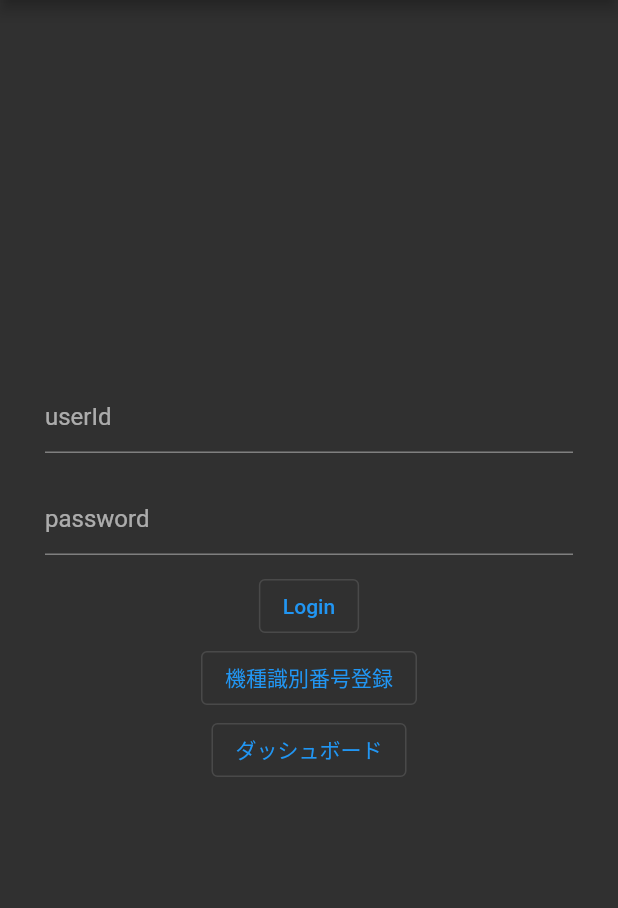
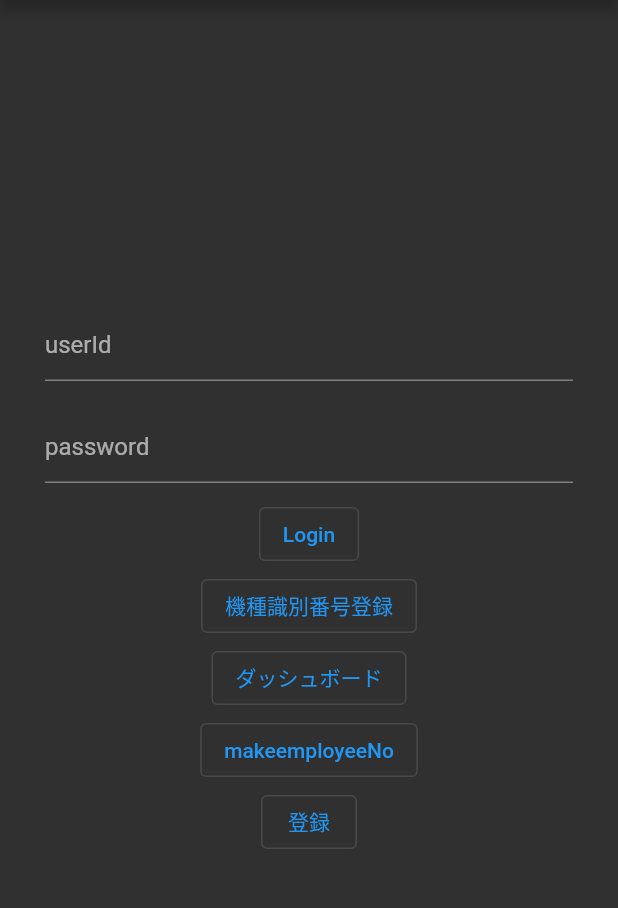
Before and after one commit to katayama8000/b2e_flutter, a Flutter app: the screen it shows after launch, after a tap on "Login", on a phone screen of 412 x 824 dp, the part 84-992 px from its top. Run offline on Flutter 3.47's test engine with Material 2 defaults, Android fonts, the phone set to English and light mode, and no system bars; our stand-ins replace device_info_plus, fluttertoast, timezone; network calls fail.

Commit message:
🚧 登録実装中

```diff
--- a/lib/main.dart
+++ b/lib/main.dart
@@ -35,10 +35,11 @@ class B2EPage extends StatefulWidget {
 class _B2EPageState extends State<B2EPage> {
   final url = 'http://stimeapp.snapshot.co.jp/ss/login';
   String csrf = "";
-  String userId = "";
+  String userId = "1000100072";
   String password = "";
   String location = "";
   String jsessionid = "";
+  String employeeNo = "";
 
   //toast成功
   void showToast(String msg) {
@@ -62,6 +63,11 @@ class _B2EPageState extends State<B2EPage> {
         backgroundColor: Colors.red,
         textColor: Colors.white,
         fontSize: 16.0);
+  }
+
+  makeemployeeNo(String userID) async {
+    String employeeNo = userID.substring(4, userID.length);
+    //print(employeeNo);
   }
 
   //成功したら、dashboardのHTMLを取得する
@@ -120,11 +126,8 @@ class _B2EPageState extends State<B2EPage> {
   //ログインに必要な情報をpostする
   void handleSignUp(csrf, userId, password) async {
     var url = Uri.parse('http://stimeapp.snapshot.co.jp/ss/login');
-    var response = await http.post(url, body: {
-      'userName': '1000100072',
-      'password': '3edcvbnm',
-      '_csrf': csrf
-    });
+    var response = await http.post(url,
+        body: {'userName': userId, 'password': '3edcvbnm', '_csrf': csrf});
 
     //リダイレクト成功
     if (response.statusCode == 302) {
@@ -139,6 +142,22 @@ class _B2EPageState extends State<B2EPage> {
 
     //成功した場合、それぞれの機種の個体識別番号を登録す
     pushRegisterDevicePage();
+  }
+
+  registerDeviceId() async {
+    //String employeeNo = makeemployeeNo(userId);
+    makeemployeeNo(userId);
+    var url =
+        Uri.parse('http://stimeapp.snapshot.co.jp/ss/stk/record/card/update');
+    var response = await http.post(url, body: {
+      'cardId': '1010212',
+      'employeeNo': employeeNo,
+      'companyCode': '1000',
+      'updateEmployeeId': '0',
+    });
+
+    print(response.statusCode);
+    print(response.body);
   }
 
   @override
@@ -200,6 +219,14 @@ class _B2EPageState extends State<B2EPage> {
                 onPressed: () => {pushDashBoardPage()},
                 child: const Text('ダッシュボード'),
               ),
+              OutlinedButton(
+                onPressed: () => {makeemployeeNo(userId)},
+                child: const Text('makeemployeeNo'),
+              ),
+              OutlinedButton(
+                onPressed: () => {registerDeviceId()},
+                child: const Text('登録'),
+              ),
             ],
           ),
         ),
```
Also changed, not shown: lib/pages/signup.dart (+15 -0 lines).
